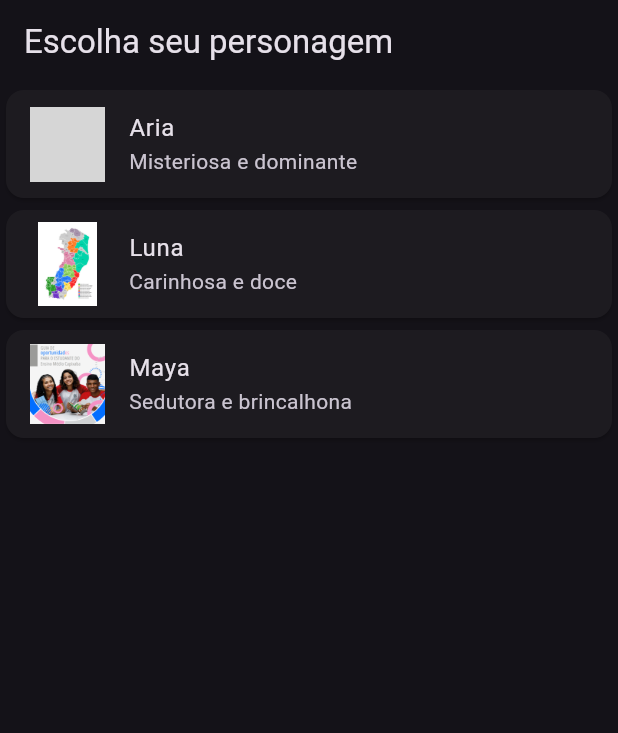
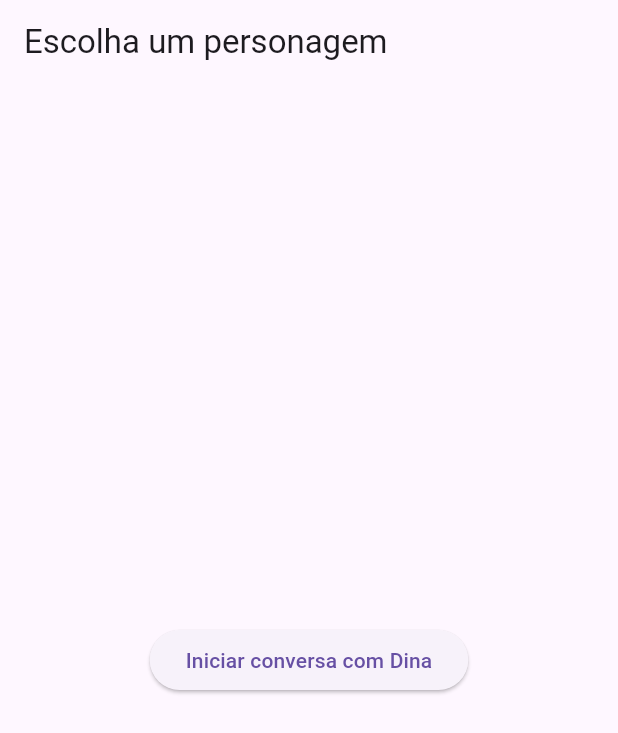
Before and after one commit to welnecker/janio-ai-roleplay, a Flutter app: the screen it shows after launch, on a phone screen of 412 x 824 dp. Shown: the top 733 px of the screen. Run offline on Flutter 3.47's test engine with Material 3 defaults, Android fonts, the phone set to English and light mode, and no system bars; grey boxes are pictures that could not be loaded.

Commit message:
Adiciona tela inicial com personagem padrão (Dina)

```diff
--- a/lib/main.dart
+++ b/lib/main.dart
@@ -1,5 +1,5 @@
 import 'package:flutter/material.dart';
-import 'screens/character_selection.dart';
+import 'screens/home_screen.dart';
 
 void main() {
   runApp(const RoleplayApp());
@@ -11,9 +11,10 @@ class RoleplayApp extends StatelessWidget {
   @override
   Widget build(BuildContext context) {
     return MaterialApp(
-      title: 'Janio AI Roleplay',
-      theme: ThemeData.dark(),
-      home: const CharacterSelectionScreen(),
+      title: 'IA Roleplay',
+      theme: ThemeData(primarySwatch: Colors.purple),
+      home: const HomeScreen(),
+      debugShowCheckedModeBanner: false,
     );
   }
 }
--- /dev/null
+++ b/lib/screens/home_screen.dart
@@ -0,0 +1,35 @@
+import 'package:flutter/material.dart';
+import 'chat_screen.dart';
+
+class HomeScreen extends StatelessWidget {
+  const HomeScreen({super.key});
+
+  @override
+  Widget build(BuildContext context) {
+    final defaultCharacter = {
+      "name": "Dina",
+      "description": "Uma jovem mulher carismática, misteriosa e sedutora.",
+      "avatar":
+          "https://cdn-icons-png.flaticon.com/512/2922/2922561.png" // opcional
+    };
+
+    return Scaffold(
+      appBar: AppBar(
+        title: const Text("Escolha um personagem"),
+      ),
+      body: Center(
+        child: ElevatedButton(
+          onPressed: () {
+            Navigator.push(
+              context,
+              MaterialPageRoute(
+                builder: (_) => ChatScreen(character: defaultCharacter),
+              ),
+            );
+          },
+          child: const Text("Iniciar conversa com Dina"),
+        ),
+      ),
+    );
+  }
+}
```
